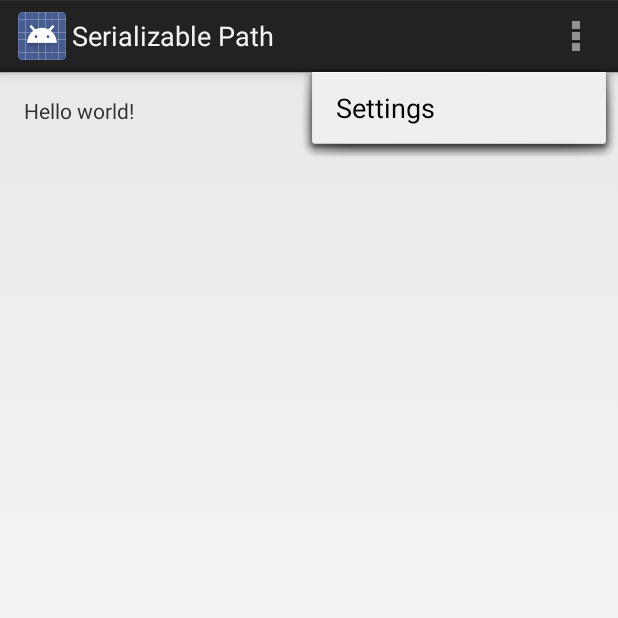
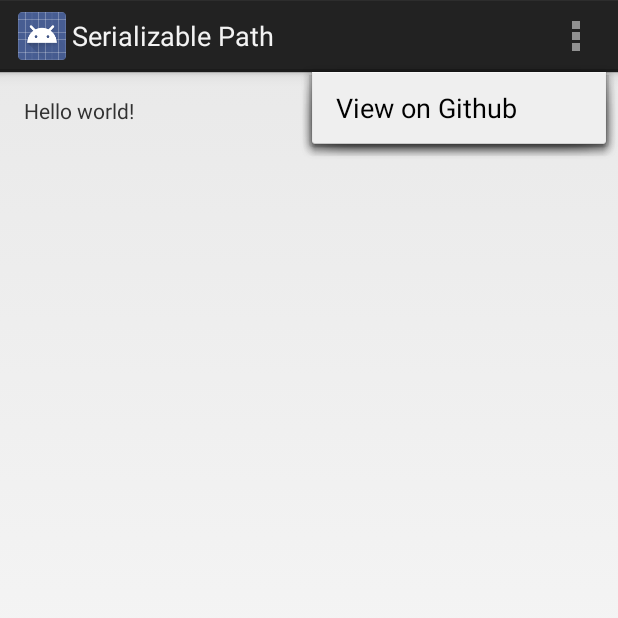
Before and after one commit to myriadmobile/hopscotch, an Android app: the screen it shows after launch (MainActivity), with the options menu open, on a phone screen of 412 x 824 dp, the top half of it. Run offline under Robolectric (Android 15) with nearby library versions, the phone set to English and light mode, and no system bars.

Commit message:
Example: added ActionBar menu item linking to Github repo

```diff
--- a/Example/src/main/res/menu/main.xml
+++ b/Example/src/main/res/menu/main.xml
@@ -1,8 +1,10 @@
 <menu xmlns:android="http://schemas.android.com/apk/res/android"
     xmlns:tools="http://schemas.android.com/tools"
     tools:context=".MainActivity" >
-    <item android:id="@+id/action_settings"
-        android:title="@string/action_settings"
+
+    <item android:id="@+id/action_view_github"
+        android:title="@string/action_view_github"
         android:orderInCategory="100"
         android:showAsAction="never" />
+
 </menu>
--- a/Example/src/main/res/values/strings.xml
+++ b/Example/src/main/res/values/strings.xml
@@ -3,6 +3,6 @@
 
     <string name="app_name">Serializable Path</string>
     <string name="hello_world">Hello world!</string>
-    <string name="action_settings">Settings</string>
+    <string name="action_view_github">View on Github</string>
 
 </resources>
```
Also changed, not shown: Example/src/main/java/com/myriadmobile/serializablepath/example/MainActivity.java (+7 -5 lines).
